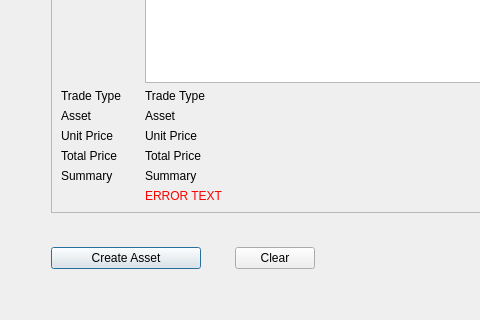
Qt form src/qt/forms/atomicswapsdialog.ui (RavenProject/Ravencoin) before a commit; both pictures show x 0 to 480 and y 800 to 1120 of the 941 by 1120 pixel window.
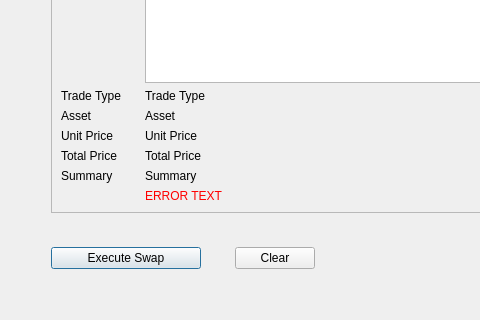
The same form after that commit.

Commit message: Finished parsing logic and UI display. Broke swap details out into a struct.

Patch:
```diff
--- a/src/qt/forms/atomicswapsdialog.ui
+++ b/src/qt/forms/atomicswapsdialog.ui
@@ -176,7 +176,7 @@
           </size>
          </property>
          <property name="text">
-          <string>Create Asset</string>
+          <string>Execute Swap</string>
          </property>
         </widget>
        </item>
```
The commit also changes 2 other files.
